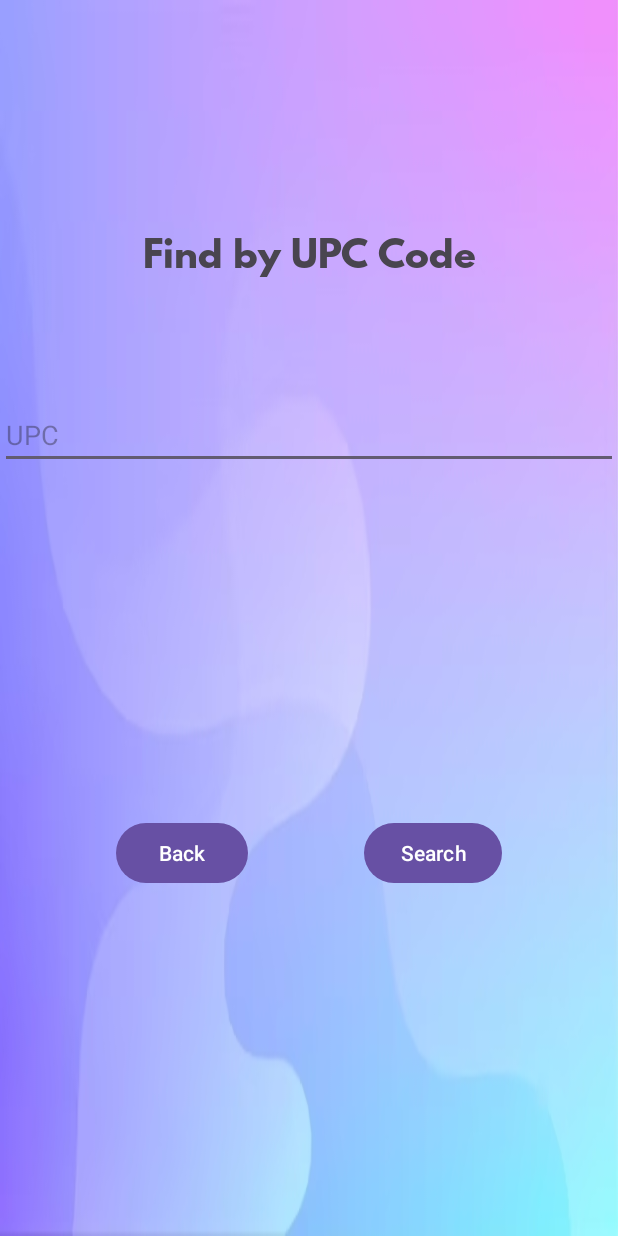
After one commit to Alexhamilton1221/Personal_Finance_Project, an Android app: the UPCReaderActivity screen opened directly, with no data from a screen before it, on a phone screen of 412 x 824 dp. The commit adds this screen. Run offline under Robolectric (Android 15) with nearby library versions, the phone set to English and light mode, and no system bars.

Commit message:
Add inserting items by UPC code.

```diff
--- a/app/build.gradle
+++ b/app/build.gradle
@@ -39,6 +39,8 @@ dependencies {
     implementation 'androidx.constraintlayout:constraintlayout:2.1.3'
     implementation 'androidx.navigation:navigation-fragment:2.5.2'
     implementation 'androidx.navigation:navigation-ui:2.5.2'
+    implementation 'com.google.zxing:core:3.4.0'
+
     testImplementation 'junit:junit:4.13.2'
     androidTestImplementation 'androidx.test.ext:junit:1.1.5'
     androidTestImplementation 'androidx.test.espresso:espresso-core:3.5.1'
--- a/app/src/main/AndroidManifest.xml
+++ b/app/src/main/AndroidManifest.xml
@@ -15,6 +15,12 @@
         android:supportsRtl="true"
         android:theme="@style/Theme.Personal_Finance_Project"
         tools:targetApi="31">
+        <activity
+            android:name=".DisplayUPCItemActivity"
+            android:exported="false" />
+        <activity
+            android:name=".UPCReaderActivity"
+            android:exported="false" />
         <activity
             android:name=".JoinGroupActivity"
             android:exported="false" />
--- a/app/src/main/java/com/example/personal_finance_project/ManualInsertActivity.java
+++ b/app/src/main/java/com/example/personal_finance_project/ManualInsertActivity.java
@@ -63,7 +63,7 @@ public class ManualInsertActivity extends AppCompatActivity implements DatabaseA
         String userEmail = getIntent().getStringExtra("userEmail");
 
         // Now, you have the group ID, and you can proceed to insert the shopping item
-        DatabaseAccessOperation fetchGroupIdOperation = new DatabaseAccessOperation(this, "insert_shopping_item", nameEditText, priceEditText, quantityEditText);
+        DatabaseAccessOperation fetchGroupIdOperation = new DatabaseAccessOperation(this, "manual_insert_shopping_item", nameEditText, priceEditText, quantityEditText);
         fetchGroupIdOperation.setOnTaskCompleteListener(this);
         fetchGroupIdOperation.execute(userEmail);
         return_menu();
--- /dev/null
+++ b/app/src/main/java/com/example/personal_finance_project/UPCReaderActivity.java
@@ -0,0 +1,85 @@
+package com.example.personal_finance_project;
+
+import androidx.appcompat.app.AppCompatActivity;
+
+import android.content.Intent;
+import android.os.Bundle;
+import android.util.Log;
+import android.view.View;
+import android.widget.Button;
+import android.widget.EditText;
+
+import java.io.BufferedReader;
+import java.io.InputStreamReader;
+import java.net.HttpURLConnection;
+import java.net.URL;
+
+// Inside UPCReaderActivity.java
+public class UPCReaderActivity extends AppCompatActivity {
+
+    private Button back, search;
+    public EditText enter_upc;
+
+    @Override
+    protected void onCreate(Bundle savedInstanceState) {
+        super.onCreate(savedInstanceState);
+        setContentView(R.layout.activity_upcreader);
+        setupUIViews();
+
+
+
+
+        back.setOnClickListener(new View.OnClickListener() {
+            @Override
+            public void onClick(View view) {
+                return_menu();
+            }
+        });
+        search.setOnClickListener(new View.OnClickListener() {
+            @Override
+            public void onClick(View view) {
+                create_item();
+            }
+        });
+    }
+
+    private void setupUIViews() {
+        back = findViewById(R.id.buttonBack);
+        search = findViewById(R.id.buttonSearch);
+        enter_upc = findViewById(R.id.enterUPC);
+    }
+
+    private void return_menu() {
+        startActivity(new Intent(UPCReaderActivity.this, MenuActivity.class));
+    }
+
+    private void create_item() {
+        String upcCode = enter_upc.getText().toString().trim();
+        ApiCallTask apiCallTask = new ApiCallTask(new ApiCallTask.ApiCallback() {
+            @Override
+            public void onApiCallComplete(String result) {
+                // Handle the API call result here
+                if (result != null) {
+                    Log.d("InsertShoppingItem Using UPC", "Product Title: " + result);
+                    display_item(result);
+
+                } else {
+                    // Handle the error or notify the user
+                    Log.e("InsertShoppingItem Using UPC", "API call failed");
+                    return_menu();
+                }
+            }
+        });
+        apiCallTask.execute(upcCode);
+    }
+
+    private void display_item(String title){
+        String userEmail = getIntent().getStringExtra("userEmail");
+
+        Intent intent = (new Intent(UPCReaderActivity.this, DisplayUPCItemActivity.class));
+        intent.putExtra("userEmail", userEmail);
+        intent.putExtra("title", title);
+        startActivity(intent);
+    }
+
+}
--- /dev/null
+++ b/app/src/main/res/layout/activity_upcreader.xml
@@ -0,0 +1,63 @@
+<?xml version="1.0" encoding="utf-8"?>
+<androidx.constraintlayout.widget.ConstraintLayout xmlns:android="http://schemas.android.com/apk/res/android"
+    xmlns:app="http://schemas.android.com/apk/res-auto"
+    xmlns:tools="http://schemas.android.com/tools"
+    android:layout_width="match_parent"
+    android:layout_height="match_parent"
+    tools:context=".UPCReaderActivity"
+    android:background="@drawable/login">
+
+    <!-- Title Text -->
+    <TextView
+        android:id="@+id/textViewTitle"
+        android:layout_width="wrap_content"
+        android:layout_height="wrap_content"
+        android:text="Find by UPC Code"
+        android:textSize="24sp"
+        android:layout_marginTop="150dp"
+        app:fontFamily="@font/spartanbold"
+        app:layout_constraintStart_toStartOf="parent"
+        app:layout_constraintEnd_toEndOf="parent"
+        app:layout_constraintTop_toTopOf="parent"
+        app:layout_constraintVertical_bias="0.1" />
+
+    <!-- Group Name Entry -->
+    <EditText
+        android:id="@+id/enterUPC"
+        android:layout_width="0dp"
+        android:layout_height="wrap_content"
+        android:layout_marginTop="80dp"
+        android:hint="UPC"
+        app:layout_constraintStart_toStartOf="parent"
+        app:layout_constraintEnd_toEndOf="parent"
+        app:layout_constraintTop_toBottomOf="@+id/textViewTitle" />
+
+    <!-- Create Button -->
+    <Button
+        android:id="@+id/buttonSearch"
+        android:layout_width="wrap_content"
+        android:layout_height="wrap_content"
+        android:text="Search"
+        app:layout_constraintStart_toEndOf="@+id/buttonBack"
+        app:layout_constraintEnd_toEndOf="parent"
+        app:layout_constraintTop_toBottomOf="@+id/enterUPC"
+        app:layout_constraintBottom_toBottomOf="parent"
+        tools:ignore="UnknownIdInLayout" />
+
+
+    <!-- Back Button -->
+    <Button
+        android:id="@+id/buttonBack"
+        android:layout_width="wrap_content"
+        android:layout_height="wrap_content"
+        android:text="Back"
+        app:layout_constraintStart_toStartOf="parent"
+        app:layout_constraintEnd_toStartOf="@+id/buttonSearch"
+        app:layout_constraintTop_toBottomOf="@+id/enterUPC"
+        app:layout_constraintBottom_toBottomOf="parent" />
+
+
+
+
+
+</androidx.constraintlayout.widget.ConstraintLayout>
```
Also changed, not shown: app/src/main/java/com/example/personal_finance_project/ApiCallTask.java (added, +89 -0 lines), app/src/main/java/com/example/personal_finance_project/DatabaseAccessOperation.java (+32 -10 lines), app/src/main/java/com/example/personal_finance_project/DisplayUPCItemActivity.java (added, +71 -0 lines), app/src/main/java/com/example/personal_finance_project/SelectInsertActivity.java (+15 -2 lines), app/src/main/res/layout/activity_display_upcitem.xml (added, +53 -0 lines).
